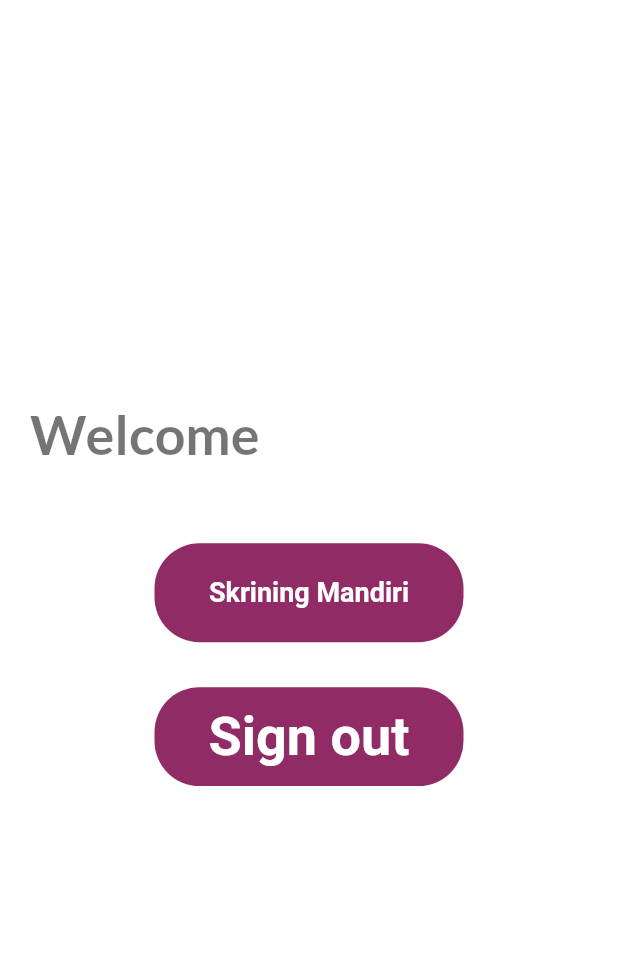
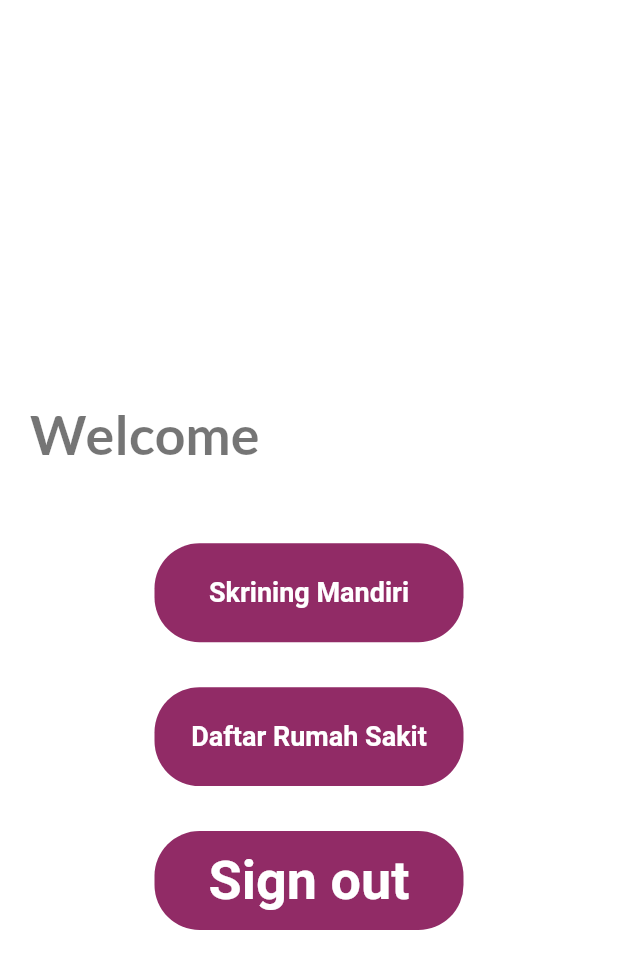
Before and after one commit to saskia-dwi-ulfah/HealthyIn, a Flutter app: the screen it shows once a user with an empty profile is signed in, on a phone screen of 412 x 824 dp. Shown: the top 969 px of the screen. Run offline on Flutter 3.47's test engine with Material 2 defaults, Android fonts, the phone set to English and light mode, and no system bars; our stand-ins replace cloud_firestore, firebase_auth, firebase_core, get, google_fonts, google_sign_in and 2 more; accounts and stored records are empty.

Commit message:
Fixing routing between pages

```diff
--- a/healthyin/lib/screens/Main Page/healthyin_main_page.dart
+++ b/healthyin/lib/screens/Main Page/healthyin_main_page.dart
@@ -4,6 +4,7 @@ import 'package:flutter/material.dart';
 import 'package:get/get.dart';
 import 'package:google_fonts/google_fonts.dart';
 import 'package:healthyin/controller/auth_controller.dart';
+import 'package:healthyin/screens/Hospital%20Page/hospital_list_page.dart';
 import 'package:healthyin/screens/Self%20Screening/screening_1.dart';
 
 class HealthyInMainPage extends StatelessWidget {
@@ -71,6 +72,27 @@ class HealthyInMainPage extends StatelessWidget {
             ),
             GestureDetector(
               onTap: () {
+                Get.to(() => const HospitalListPage(), arguments: email);
+              },
+              child: Container(
+                  width: w * 0.5,
+                  height: h * 0.08,
+                  decoration: BoxDecoration(
+                      borderRadius: BorderRadius.circular(30),
+                      color: const Color.fromARGB(1000, 134, 22, 87)),
+                  child: const Center(
+                    child: Text("Daftar Rumah Sakit",
+                        style: TextStyle(
+                            fontSize: 18,
+                            fontWeight: FontWeight.bold,
+                            color: Colors.white)),
+                  )),
+            ),
+            const SizedBox(
+              height: 30,
+            ),
+            GestureDetector(
+              onTap: () {
                 AuthController.instance.logout();
               },
               child: Container(
--- a/healthyin/lib/screens/Self Screening/screening_5.dart
+++ b/healthyin/lib/screens/Self Screening/screening_5.dart
@@ -82,7 +82,6 @@ class _FifthPageScreeningState extends State<FifthPageScreening> {
                           letterSpacing: 0.5,
                           color: Color.fromARGB(1000, 255, 255, 255),
                           height: 1.5)))),
-
           //Spacing between (question and options) and 'Self Screening COVID-19' text
           SizedBox(height: 0.18 * h),
           /*All questions start here*/
```
Also changed, not shown: healthyin/lib/screens/Hospital Page/hospital_detail_page.dart (+17 -13 lines), healthyin/lib/screens/Hospital Page/hospital_list_page.dart (+20 -2 lines), healthyin/lib/screens/Self Screening/screening_1.dart (+7 -3 lines).
